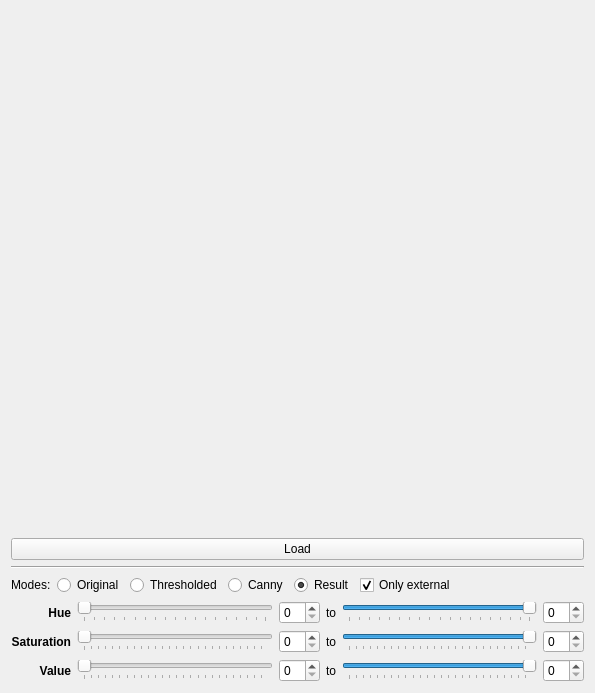
Qt form opencv__Color_Detection_Tool/mainwidget.ui (gil9red/SimplePyScripts) before a commit.
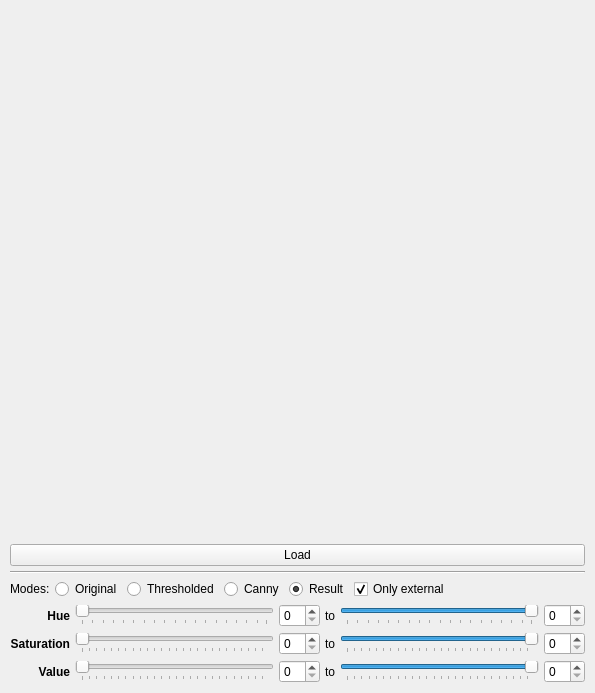
The same form after that commit.

What changed in the file:
```diff
--- a/opencv__Color_Detection_Tool/mainwidget.ui
+++ b/opencv__Color_Detection_Tool/mainwidget.ui
@@ -25,7 +25,7 @@
      <property name="minimumSize">
       <size>
        <width>0</width>
-       <height>500</height>
+       <height>200</height>
       </size>
      </property>
      <property name="text">
@@ -305,7 +305,7 @@
    </item>
   </layout>
  </widget>
- <layoutdefault spacing="6" margin="11"/>
+ <layoutdefault spacing="5" margin="10"/>
  <resources/>
  <connections>
   <connection>
```
